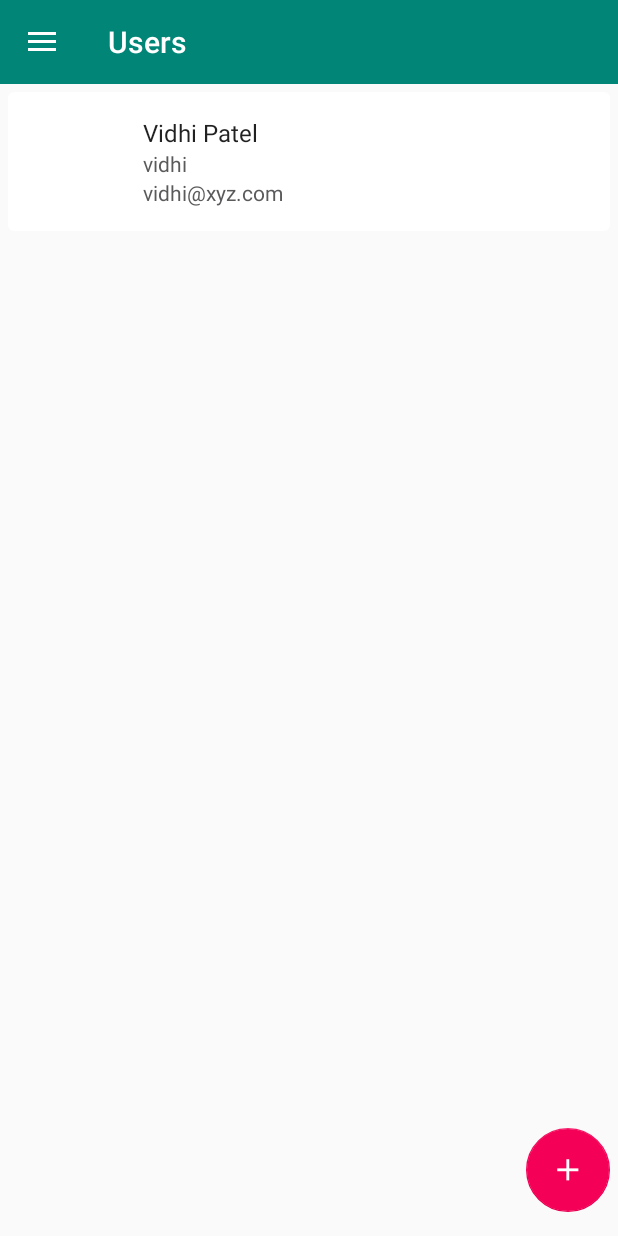
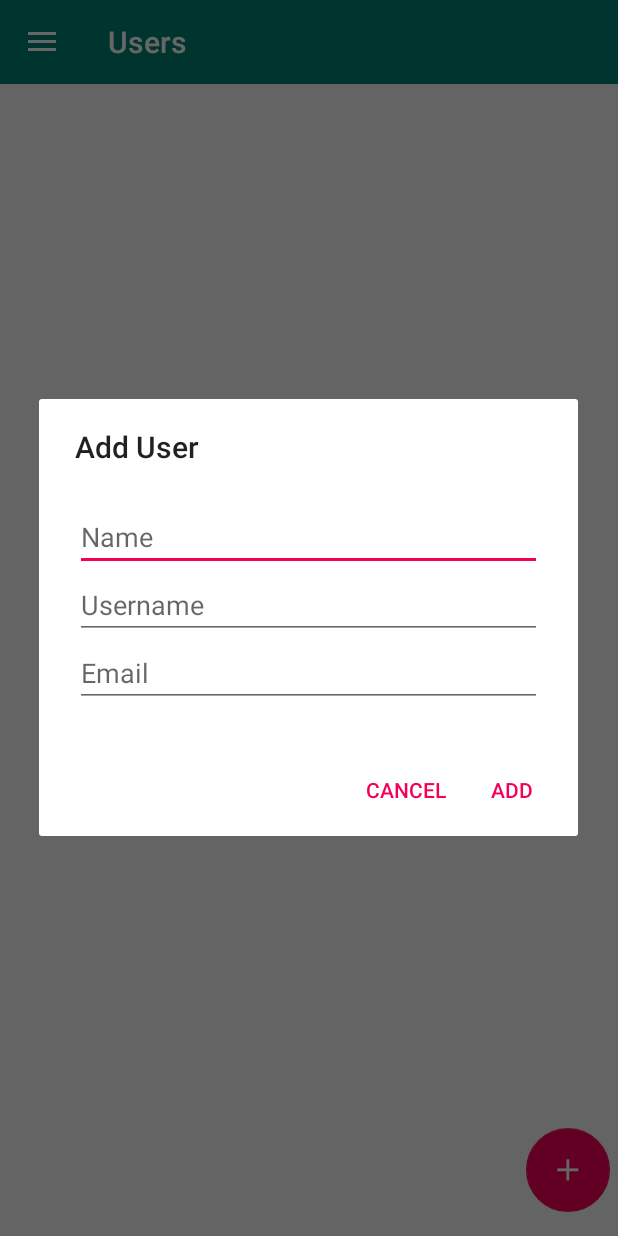
Before and after one commit to vidhipatel94/Training, an Android app: the UserListFragment screen opened directly, with no data from a screen before it, after a tap on an icon or button, on a phone screen of 412 x 824 dp. Run offline under Robolectric (Android 15) with nearby library versions, the phone set to English and light mode, and no system bars; our stand-ins replace ButterKnife; libraries missing offline, so code that uses them is left out: retrofit.client; 2 statements that could not run were skipped.

Commit message:
add AppCompat dialog on ADD floating button

```diff
--- a/app/src/main/AndroidManifest.xml
+++ b/app/src/main/AndroidManifest.xml
@@ -35,11 +35,6 @@
             android:name=".EmployeeInfo"
             android:label="@string/title_activity_employee_info" >
         </activity>
-        <activity
-            android:name=".NevigationActivity"
-            android:label="@string/title_activity_nevigation"
-            android:theme="@style/NavigationViewTheme">
-        </activity>
     </application>
 
 </manifest>
--- a/app/src/main/java/com/example/vidhipatel/myapplication/MyRecyclerAdapter.java
+++ b/app/src/main/java/com/example/vidhipatel/myapplication/MyRecyclerAdapter.java
@@ -47,7 +47,6 @@ public class MyRecyclerAdapter extends RecyclerView.Adapter<MyRecyclerAdapter.Vi
         viewHolder.itemView.setOnClickListener(new View.OnClickListener() {
             @Override
             public void onClick(View v) {
-                Log.i("CLICKED", i + "- " + items.get(i));
                 if (mOnItemClickListener != null)
                     mOnItemClickListener.onItemClick(v, i);
             }
@@ -55,7 +54,6 @@ public class MyRecyclerAdapter extends RecyclerView.Adapter<MyRecyclerAdapter.Vi
         viewHolder.itemView.setOnLongClickListener(new View.OnLongClickListener() {
             @Override
             public boolean onLongClick(View v) {
-                Log.i("DELETE", i + "- " + items.get(i));
                 if(mOnItemLongClickListener!=null)
                     mOnItemLongClickListener.onItemLongClick(v,i);
                 return true;
--- a/app/src/main/java/com/example/vidhipatel/myapplication/UserListFragment.java
+++ b/app/src/main/java/com/example/vidhipatel/myapplication/UserListFragment.java
@@ -2,6 +2,7 @@ package com.example.vidhipatel.myapplication;
 
 import android.app.Activity;
 import android.app.NotificationManager;
+import android.content.DialogInterface;
 import android.content.Intent;
 import android.graphics.BitmapFactory;
 import android.net.Uri;
@@ -11,14 +12,18 @@ import android.support.v4.app.Fragment;
 import android.support.v4.app.FragmentActivity;
 import android.support.v4.app.NotificationCompat;
 import android.support.v4.widget.SwipeRefreshLayout;
+import android.support.v7.app.AppCompatDialog;
 import android.support.v7.widget.DefaultItemAnimator;
 import android.support.v7.widget.GridLayoutManager;
 import android.support.v7.widget.LinearLayoutManager;
 import android.support.v7.widget.RecyclerView;
+import android.util.Log;
+import android.util.Patterns;
 import android.view.LayoutInflater;
 import android.view.View;
 import android.view.ViewGroup;
 import android.widget.AdapterView;
+import android.widget.EditText;
 import android.widget.ListView;
 import android.widget.Toast;
 
@@ -33,39 +38,76 @@ import retrofit.RestAdapter;
 import retrofit.RetrofitError;
 import retrofit.client.Response;
 
+import android.support.v7.app.AlertDialog;
+
 
 public class UserListFragment extends Fragment {
-    @Bind(R.id.list) RecyclerView mRecyclerView;
+    @Bind(R.id.list)
+    RecyclerView mRecyclerView;
     MyRecyclerAdapter myRecyclerAdapter;
 
     List<User> mUserList;
     User mUser;
     DatabaseHandler db;
-    @Bind(R.id.activity_main_swipe_refresh_layout)SwipeRefreshLayout mSwipeRefreshLayout;
-    @Bind(R.id.fab) FloatingActionButton fab;
+    @Bind(R.id.activity_main_swipe_refresh_layout)
+    SwipeRefreshLayout mSwipeRefreshLayout;
+    @Bind(R.id.fab)
+    FloatingActionButton fab;
     NotificationCompat.Builder builder;
     FragmentActivity fa;
+    public static final String API_URL = "http://jsonplaceholder.typicode.com";
 
     @OnClick(R.id.fab)
     void addUser() {
-        mUser = new User();
-        mUser.setId(mUserList.size() + 1);
-        mUser.setName("Vidhi Patel");
-        mUser.setUsername("vidhi");
-        mUser.setEmail("vidhi@xyz.com");
-        myRecyclerAdapter.add(mUser,mUserList.size());
-        db.addUser(mUser);
-        Toast.makeText(fa.getApplicationContext(), "User is added ", Toast.LENGTH_LONG).show();
+        LayoutInflater layoutInflater = LayoutInflater.from(getActivity());
+        View view = layoutInflater.inflate(R.layout.add_user_dialog, null);
 
+        final EditText addName = (EditText) view.findViewById(R.id.add_name);
+        final EditText addUsername = (EditText) view.findViewById(R.id.add_username);
+        final EditText addEmail = (EditText) view.findViewById(R.id.add_email);
+
+        android.support.v7.app.AlertDialog.Builder builder = new android.support.v7.app.AlertDialog.Builder(getActivity());
+        builder.setTitle("Add User");
+        builder.setView(view);
+        builder.setPositiveButton("Add", new DialogInterface.OnClickListener() {
+            @Override
+            public void onClick(DialogInterface dialog, int which) {
+                String name = String.valueOf(addName.getText());
+                String username = String.valueOf(addUsername.getText());
+                String email = String.valueOf(addEmail.getText());
+                if (!name.isEmpty() && !username.isEmpty() && !email.isEmpty()) {
+                    if (Patterns.EMAIL_ADDRESS.matcher(email).matches()) {
+                        mUser = new User();
+                        mUser.setId(mUserList.size() + 1);
+                        mUser.setName(name);
+                        mUser.setUsername(username);
+                        mUser.setEmail(email);
+                        myRecyclerAdapter.add(mUser, mUserList.size());
+                        db.addUser(mUser);
+
+                        notifyUserAdded();
+                    } else
+                        Toast.makeText(getActivity(), "Invalid user email", Toast.LENGTH_LONG).show();
+                } else
+                    Toast.makeText(getActivity(), "Incomplete user information", Toast.LENGTH_LONG).show();
+
+            }
+        });
+        builder.setNegativeButton("Cancel", null);
+        builder.show();
+
+    }
+
+    private void notifyUserAdded() {
         builder.setLargeIcon(BitmapFactory.decodeResource(getResources(), R.drawable.ic_person_add_white_24dp));
         builder.setContentTitle("Users");
         builder.setContentText("User is added");
         builder.setTicker("User is added"); //to display in status bar
         builder.setAutoCancel(true);    //remove notification after redirecting pending events
-        NotificationManager notificationManager=(NotificationManager)fa.getSystemService(fa.NOTIFICATION_SERVICE);
-        notificationManager.notify(0,builder.build());
+        NotificationManager notificationManager = (NotificationManager) fa.getSystemService(fa.NOTIFICATION_SERVICE);
+        notificationManager.notify(0, builder.build());
+    }
 
-    }
     @Override
     public void onCreate(Bundle savedInstanceState) {
         super.onCreate(savedInstanceState);
@@ -75,9 +117,9 @@ public class UserListFragment extends Fragment {
     @Override
     public View onCreateView(LayoutInflater inflater, ViewGroup container,
                              Bundle savedInstanceState) {
-        fa=super.getActivity();
-        View v=inflater.inflate(R.layout.fragment_user_list, container, false);
-        ButterKnife.bind(this,v);
+        fa = super.getActivity();
+        View v = inflater.inflate(R.layout.fragment_user_list, container, false);
+        ButterKnife.bind(this, v);
 
         // Inflate the layout for this fragment
         mUserList = new ArrayList<User>();
@@ -102,11 +144,11 @@ public class UserListFragment extends Fragment {
     }
 
     private void loadUserData() {
-        getActivity().deleteDatabase("userdb");
+        getActivity().deleteDatabase(DatabaseHandler.DB_NAME);
         db = new DatabaseHandler(getActivity());
 
         Api api = new RestAdapter.Builder()
-                .setEndpoint("http://jsonplaceholder.typicode.com")
+                .setEndpoint(API_URL)
                 .build()
                 .create(Api.class);
         api.getUser(new Callback<List<User>>() {
@@ -129,7 +171,7 @@ public class UserListFragment extends Fragment {
 
     private void displayUser() {
         mUserList = db.getAllUsers();
-        myRecyclerAdapter=new MyRecyclerAdapter(mUserList,R.layout.listviewlayout);
+        myRecyclerAdapter = new MyRecyclerAdapter(mUserList, R.layout.listviewlayout);
         mRecyclerView.setAdapter(myRecyclerAdapter);
         mRecyclerView.setLayoutManager(new LinearLayoutManager(getActivity()));
         mRecyclerView.setItemAnimator(new DefaultItemAnimator());
@@ -145,25 +187,25 @@ public class UserListFragment extends Fragment {
             @Override
             public void onItemLongClick(View v, int position) {
                 db.deleteUser(mUserList.get(position));
-                String s = mUserList.get(position).getName();
+                String userName = mUserList.get(position).getName();
                 myRecyclerAdapter.remove(mUserList.get(position));
 
-                builder.setLargeIcon(BitmapFactory.decodeResource(getResources(), R.drawable.ic_delete_white_24dp));
-                builder.setContentTitle("Users");
-                builder.setContentText("User: " + s + " is deleted");
-                builder.setTicker("User: " + s + " is deleted");
-                builder.setAutoCancel(true);
-                NotificationManager notificationManager = (NotificationManager) fa.getSystemService(fa.NOTIFICATION_SERVICE);
-                notificationManager.notify(1, builder.build());
+                notifyUserDeleted(userName);
 
             }
         });
 
     }
 
-
-
-
+    private void notifyUserDeleted(String userName) {
+        builder.setLargeIcon(BitmapFactory.decodeResource(getResources(), R.drawable.ic_delete_white_24dp));
+        builder.setContentTitle("Users");
+        builder.setContentText("User: " + userName + " is deleted");
+        builder.setTicker("User: " + userName + " is deleted");
+        builder.setAutoCancel(true);
+        NotificationManager notificationManager = (NotificationManager) fa.getSystemService(fa.NOTIFICATION_SERVICE);
+        notificationManager.notify(1, builder.build());
+    }
 
 
 }
--- /dev/null
+++ b/app/src/main/res/layout/add_user_dialog.xml
@@ -0,0 +1,27 @@
+<?xml version="1.0" encoding="utf-8"?>
+<LinearLayout xmlns:android="http://schemas.android.com/apk/res/android"
+    android:layout_width="match_parent"
+    android:layout_height="match_parent"
+    android:orientation="vertical"
+    android:padding="24dp"
+    >
+
+    <EditText
+        android:id="@+id/add_name"
+        android:layout_width="match_parent"
+        android:layout_height="match_parent"
+        android:layout_weight="1"
+        android:hint="Name" />
+    <EditText
+        android:layout_width="match_parent"
+        android:layout_height="match_parent"
+        android:id="@+id/add_username"
+        android:layout_weight="1"
+        android:hint="Username"/>
+    <EditText
+        android:layout_width="match_parent"
+        android:layout_height="match_parent"
+        android:id="@+id/add_email"
+        android:layout_weight="1"
+        android:hint="Email"/>
+</LinearLayout>
```
Also changed, not shown: app/src/main/java/com/example/vidhipatel/myapplication/EmployeeInfoFragment.java (+9 -6 lines), app/src/main/java/com/example/vidhipatel/myapplication/NevigationActivity.java (deleted, +0 -87 lines), app/src/main/res/menu/menu_nevigation.xml (deleted, +0 -7 lines).
